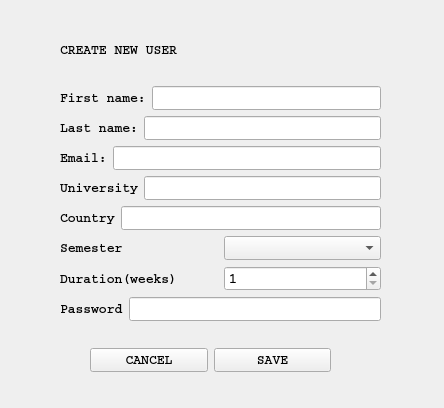
Before: the Qt Designer form newstudent.ui in casalete/ErasmusIo, drawn with Qt 5.
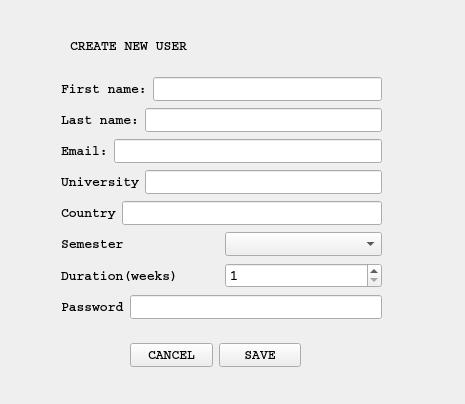
After: the same form once the commit is applied. Icons and pictures are not drawn.

```diff
--- a/newstudent.ui
+++ b/newstudent.ui
@@ -6,8 +6,8 @@
    <rect>
     <x>0</x>
     <y>0</y>
-    <width>444</width>
-    <height>408</height>
+    <width>465</width>
+    <height>404</height>
    </rect>
   </property>
   <property name="windowTitle">
@@ -16,32 +16,15 @@
   <property name="styleSheet">
    <string notr="true">background-image: url(:/unic.jpg);</string>
   </property>
-  <widget class="QWidget" name="layoutWidget">
+  <widget class="QWidget" name="">
    <property name="geometry">
     <rect>
-     <x>60</x>
-     <y>20</y>
+     <x>61</x>
+     <y>76</y>
      <width>321</width>
-     <height>301</height>
+     <height>251</height>
     </rect>
    </property>
-   <layout class="QVBoxLayout" name="verticalLayout_2">
-    <item>
-     <widget class="QLabel" name="label">
-      <property name="font">
-       <font>
-        <family>Courier</family>
-        <pointsize>10</pointsize>
-        <weight>75</weight>
-        <bold>true</bold>
-       </font>
-      </property>
-      <property name="text">
-       <string>CREATE NEW USER</string>
-      </property>
-     </widget>
-    </item>
-    <item>
      <layout class="QVBoxLayout" name="verticalLayout">
       <item>
        <layout class="QHBoxLayout" name="horizontalLayout">
@@ -55,6 +38,9 @@
             <bold>true</bold>
            </font>
           </property>
+        <property name="styleSheet">
+         <string notr="true">background: transparent;</string>
+        </property>
           <property name="text">
            <string>First name:</string>
           </property>
@@ -86,6 +72,9 @@
             <bold>true</bold>
            </font>
           </property>
+        <property name="styleSheet">
+         <string notr="true">background: transparent;</string>
+        </property>
           <property name="text">
            <string>Last name:</string>
           </property>
@@ -117,6 +106,9 @@
             <bold>true</bold>
            </font>
           </property>
+        <property name="styleSheet">
+         <string notr="true">background: transparent;</string>
+        </property>
           <property name="text">
            <string>Email:</string>
           </property>
@@ -148,6 +140,9 @@
             <bold>true</bold>
            </font>
           </property>
+        <property name="styleSheet">
+         <string notr="true">background: transparent;</string>
+        </property>
           <property name="text">
            <string>University</string>
           </property>
@@ -179,6 +174,9 @@
             <bold>true</bold>
            </font>
           </property>
+        <property name="styleSheet">
+         <string notr="true">background: transparent;</string>
+        </property>
           <property name="text">
            <string>Country</string>
           </property>
@@ -210,6 +208,9 @@
             <bold>true</bold>
            </font>
           </property>
+        <property name="styleSheet">
+         <string notr="true">background: transparent;</string>
+        </property>
           <property name="text">
            <string>Semester</string>
           </property>
@@ -241,6 +242,9 @@
             <bold>true</bold>
            </font>
           </property>
+        <property name="styleSheet">
+         <string notr="true">background: transparent;</string>
+        </property>
           <property name="text">
            <string>Duration(weeks)</string>
           </property>
@@ -278,6 +282,9 @@
             <bold>true</bold>
            </font>
           </property>
+        <property name="styleSheet">
+         <string notr="true">background: transparent;</string>
+        </property>
           <property name="text">
            <string>Password</string>
           </property>
@@ -301,16 +308,38 @@
        </layout>
       </item>
      </layout>
-    </item>
-   </layout>
   </widget>
-  <widget class="QWidget" name="layoutWidget">
+  <widget class="QLabel" name="label">
    <property name="geometry">
     <rect>
-     <x>90</x>
+     <x>70</x>
+     <y>30</y>
+     <width>131</width>
+     <height>31</height>
+    </rect>
+   </property>
+   <property name="font">
+    <font>
+     <family>Courier</family>
+     <pointsize>10</pointsize>
+     <weight>75</weight>
+     <bold>true</bold>
+    </font>
+   </property>
+   <property name="styleSheet">
+    <string notr="true">background: transparent;</string>
+   </property>
+   <property name="text">
+    <string>CREATE NEW USER</string>
+   </property>
+  </widget>
+  <widget class="QWidget" name="">
+   <property name="geometry">
+    <rect>
+     <x>130</x>
      <y>340</y>
-     <width>241</width>
-     <height>41</height>
+     <width>171</width>
+     <height>31</height>
     </rect>
    </property>
    <layout class="QHBoxLayout" name="horizontalLayout_9">
```
Lines whose indentation alone changed are shown as unchanged.
